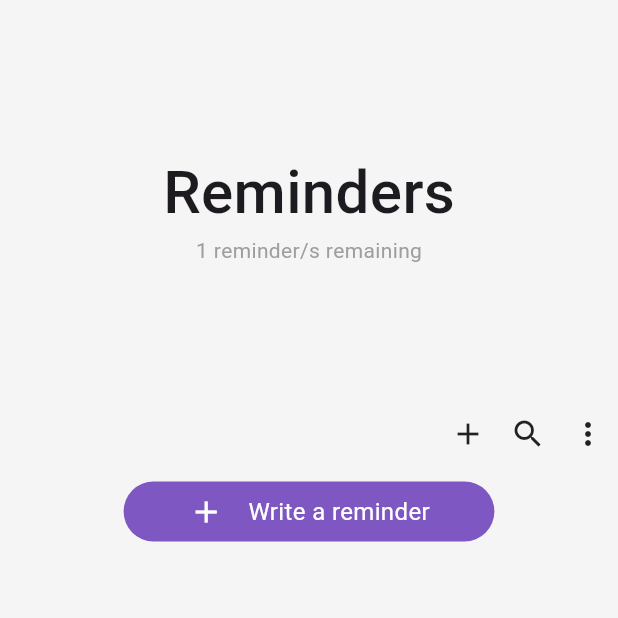
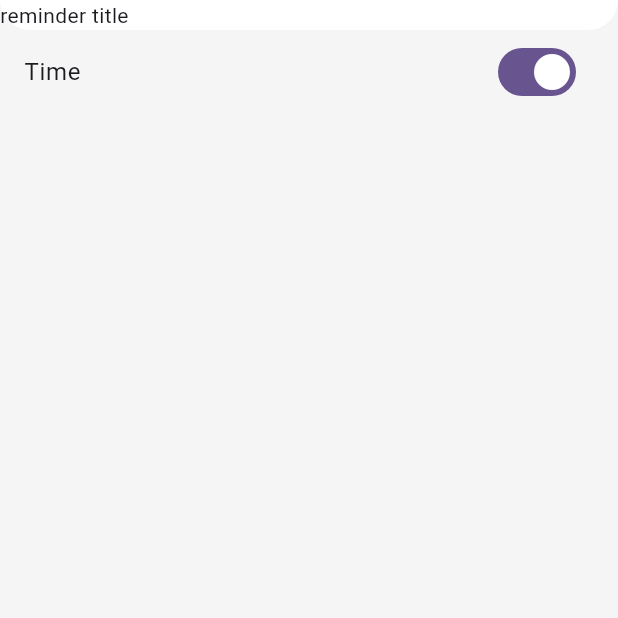
Before and after one commit to manjil09/reminder_app, a Flutter app: the screen it shows after launch, on a phone screen of 412 x 824 dp, the top half of it. Run offline on Flutter 3.47's test engine with Material 2 defaults, Android fonts, the phone set to English and light mode, and no system bars.

```diff
--- a/lib/main.dart
+++ b/lib/main.dart
@@ -1,5 +1,6 @@
 import 'package:flutter/material.dart';
 import 'package:reminder_app/home_page.dart';
+import 'package:reminder_app/reminder_view_page.dart';
 
 void main() {
   runApp(const MyApp());
@@ -22,7 +23,7 @@ class MyApp extends StatelessWidget {
         useMaterial3: true,
       ),
       themeMode: ThemeMode.system,
-      home: const HomePage(),
+      home: const ReminderInterface(),
     );
   }
 }
--- /dev/null
+++ b/lib/reminder_view_page.dart
@@ -0,0 +1,43 @@
+import 'package:flutter/material.dart';
+
+class ReminderInterface extends StatefulWidget {
+  const ReminderInterface({super.key});
+
+  @override
+  State<ReminderInterface> createState() => _ReminderInterfaceState();
+}
+
+class _ReminderInterfaceState extends State<ReminderInterface> {
+  @override
+  Widget build(BuildContext context) {
+    var size = MediaQuery.of(context).size;
+    var width = size.width;
+    return SafeArea(
+      child: Scaffold(
+        body: Container(
+          color: Colors.grey.shade100,
+          child: Column(
+            children: [
+              Container(
+                width: width,
+                decoration: const BoxDecoration(
+                  color: Colors.white,
+                  borderRadius: BorderRadius.only(
+                    bottomLeft: Radius.circular(20),
+                    bottomRight: Radius.circular(20),
+                  ),
+                ),
+                child: const Text("reminder title"),
+              ),
+              SwitchListTile(
+                title: const Text("Time"),
+                value: true,
+                onChanged: (bool value) {},
+              )
+            ],
+          ),
+        ),
+      ),
+    );
+  }
+}
```
Also changed, not shown: lib/reminder_edit_page.dart (added), lib/reminder_item.dart (added).
